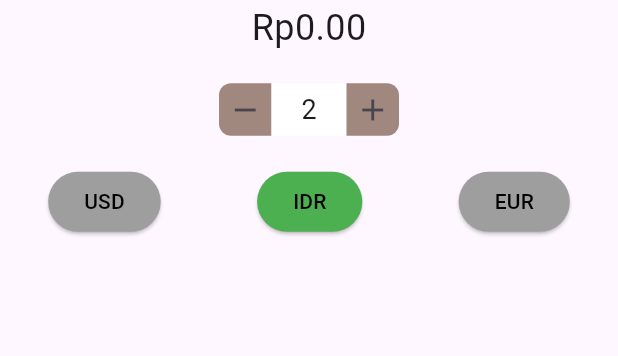
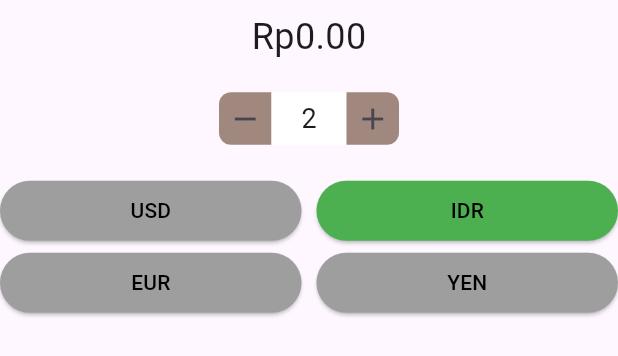
Before and after one commit to alfiyyy/tugas_akhir_tpm, a Flutter app: the PopupContent widget shown alone on an empty page, opened directly with empty values, after a tap on the "add" icon, after a tap on "IDR", on a phone screen of 412 x 824 dp. Shown: the top 356 px of the screen. Run offline on Flutter 3.47's test engine with Material 3 defaults, Android fonts, the phone set to English and light mode, and no system bars; our stand-ins replace hive, hive_flutter, image_picker, shared_preferences; missing offline and left inert: encrypt; accounts and stored records are empty; network calls fail.

```diff
--- a/lib/model/user.dart
+++ b/lib/model/user.dart
@@ -23,7 +23,7 @@ class User extends HiveObject {
   final String password;
 
   @HiveField(5)
-  final List<Coffee> coffees;
+  List<Coffee> coffees;
 
   @HiveField(6)
    String? profilePicPath;
--- a/lib/pages/coffee_detail.dart
+++ b/lib/pages/coffee_detail.dart
@@ -15,7 +15,6 @@ class CoffeeDetailPage extends StatefulWidget {
 
 late SharedPreferences pref;
 double totalPrice = 0;
-
 
 class _CoffeeDetailPageState extends State<CoffeeDetailPage> {
   String? flavorsList() {
@@ -101,7 +100,7 @@ class _CoffeeDetailPageState extends State<CoffeeDetailPage> {
               width: 200,
               child: ElevatedButton(
                   onPressed: () {
-                    _showPopup(context, widget.data,1);
+                    _showPopup(context, widget.data, 1);
                   },
                   child: const Text("Beli")),
             )
@@ -114,9 +113,9 @@ class _CoffeeDetailPageState extends State<CoffeeDetailPage> {
 
 class PopupContent extends StatefulWidget {
   final double price;
-  final Function(int) onCurrencyChange; // Add this callback function
+  final Function(int) onCurrencyChange;
 
-  PopupContent({required this.price, required this.onCurrencyChange}); // Update the constructor
+  PopupContent({required this.price, required this.onCurrencyChange});
 
   @override
   _PopupContentState createState() => _PopupContentState();
@@ -140,6 +139,8 @@ class _PopupContentState extends State<PopupContent> {
         totalPrice = usdToIdr(widget.price) * amount;
       } else if (selectedButtonIndex == 3) {
         totalPrice = usdToEur(widget.price) * amount;
+      } else if (selectedButtonIndex == 4) {
+        totalPrice = usdToYen(widget.price) * amount;
       }
     });
   }
@@ -148,14 +149,14 @@ class _PopupContentState extends State<PopupContent> {
     setState(() {
       selectedButtonIndex = index;
       _updateTotalPrice();
-      widget.onCurrencyChange(index); // Notify the parent of the change
+      widget.onCurrencyChange(index);
     });
   }
 
   @override
   Widget build(BuildContext context) {
     return Container(
-      height: 160,
+      height: 220,
       child: Column(
         mainAxisAlignment: MainAxisAlignment.center,
         children: [
@@ -176,6 +177,11 @@ class _PopupContentState extends State<PopupContent> {
               if (selectedButtonIndex == 3)
                 Text(
                   "€${totalPrice.toStringAsFixed(2)}",
+                  style: const TextStyle(fontSize: 24),
+                ),
+              if (selectedButtonIndex == 4)
+                Text(
+                  "¥${totalPrice.toStringAsFixed(2)}",
                   style: const TextStyle(fontSize: 24),
                 ),
             ],
@@ -242,44 +248,87 @@ class _PopupContentState extends State<PopupContent> {
             ],
           ),
           const SizedBox(height: 20),
-          Row(
-            mainAxisAlignment: MainAxisAlignment.spaceAround,
+          Table(
+            columnWidths: const <int, TableColumnWidth>{
+              0: FlexColumnWidth(),
+              1: FlexColumnWidth(),
+            },
             children: [
-              ElevatedButton(
+              TableRow(
+                children: [
+                  Padding(
+                    padding: const EdgeInsets.fromLTRB(0, 0, 5, 0),
+                    child: ElevatedButton(
                       onPressed: () {
                         _onCurrencyChange(1);
                       },
                       style: selectedButtonIndex == 1
-                    ? ElevatedButton.styleFrom(backgroundColor: Colors.green)
-                    : ElevatedButton.styleFrom(backgroundColor: Colors.grey),
+                          ? ElevatedButton.styleFrom(
+                              backgroundColor: Colors.green)
+                          : ElevatedButton.styleFrom(
+                              backgroundColor: Colors.grey),
                       child: const Text(
                         'USD',
                         style: TextStyle(color: Colors.black),
                       ),
                     ),
-              ElevatedButton(
+                  ),
+                  Padding(
+                    padding: const EdgeInsets.fromLTRB(5, 0, 0, 0),
+                    child: ElevatedButton(
                       onPressed: () {
                         _onCurrencyChange(2);
                       },
                       style: selectedButtonIndex == 2
-                    ? ElevatedButton.styleFrom(backgroundColor: Colors.green)
-                    : ElevatedButton.styleFrom(backgroundColor: Colors.grey),
+                          ? ElevatedButton.styleFrom(
+                              backgroundColor: Colors.green)
+                          : ElevatedButton.styleFrom(
+                              backgroundColor: Colors.grey),
                       child: const Text(
                         'IDR',
                         style: TextStyle(color: Colors.black),
                       ),
                     ),
-              ElevatedButton(
+                  ),
+                ],
+              ),
+              TableRow(
+                children: [
+                  Padding(
+                    padding: const EdgeInsets.fromLTRB(0, 0, 5, 0),
+                    child: ElevatedButton(
                       onPressed: () {
                         _onCurrencyChange(3);
                       },
                       style: selectedButtonIndex == 3
-                    ? ElevatedButton.styleFrom(backgroundColor: Colors.green)
-                    : ElevatedButton.styleFrom(backgroundColor: Colors.grey),
+                          ? ElevatedButton.styleFrom(
+                              backgroundColor: Colors.green)
+                          : ElevatedButton.styleFrom(
+                              backgroundColor: Colors.grey),
                       child: const Text(
                         'EUR',
                         style: TextStyle(color: Colors.black),
                       ),
+                    ),
+                  ),
+                  Padding(
+                    padding: const EdgeInsets.fromLTRB(5, 0, 0, 0),
+                    child: ElevatedButton(
+                      onPressed: () {
+                        _onCurrencyChange(4);
+                      },
+                      style: selectedButtonIndex == 4
+                          ? ElevatedButton.styleFrom(
+                              backgroundColor: Colors.green)
+                          : ElevatedButton.styleFrom(
+                              backgroundColor: Colors.grey),
+                      child: const Text(
+                        'YEN',
+                        style: TextStyle(color: Colors.black),
+                      ),
+                    ),
+                  ),
+                ],
               ),
             ],
           ),
@@ -288,7 +337,6 @@ class _PopupContentState extends State<PopupContent> {
     );
   }
 }
-
 
 void _showPopup(BuildContext context, Coffee coffee, int selectedButtonIndex) {
   showDialog(
@@ -306,6 +354,12 @@ void _showPopup(BuildContext context, Coffee coffee, int selectedButtonIndex) {
           ElevatedButton(
             onPressed: () {
               addToBuyHistory(coffee.name!, totalPrice, selectedButtonIndex);
+              ScaffoldMessenger.of(context).showSnackBar(const SnackBar(
+                content: Text("Coffe has been buyed"),
+                backgroundColor: Colors.green,
+                duration: Duration(seconds: 2),
+              ));
+
               Navigator.of(context).pop(); // Close the dialog
             },
             child: const Center(child: Text('Buy')),
@@ -316,6 +370,11 @@ void _showPopup(BuildContext context, Coffee coffee, int selectedButtonIndex) {
   );
 }
 
+double usdToYen(double usd) {
+  double yen;
+  yen = usd * 156.88;
+  return yen;
+}
 
 double usdToIdr(double usd) {
   double idr;
@@ -329,31 +388,32 @@ double usdToEur(double usd) {
   return eur;
 }
 
-double idrToUsd(double idr) {
-  double usd;
-  usd = idr * 0.000062;
-  return usd;
-}
+// double idrToUsd(double idr) {
+//   double usd;
+//   usd = idr * 0.000062;
+//   return usd;
+// }
 
-double idrToEur(double idr) {
-  double eur;
-  eur = idr * 0.000057;
-  return eur;
-}
+// double idrToEur(double idr) {
+//   double eur;
+//   eur = idr * 0.000057;
+//   return eur;
+// }
 
-double eurToUsd(double eur) {
-  double usd;
-  usd = eur * 1.08;
-  return usd;
-}
+// double eurToUsd(double eur) {
+//   double usd;
+//   usd = eur * 1.08;
+//   return usd;
+// }
 
-double eurToIdr(double eur) {
-  double idr;
-  idr = eur * 17406.42;
-  return idr;
-}
+// double eurToIdr(double eur) {
+//   double idr;
+//   idr = eur * 17406.42;
+//   return idr;
+// }
 
-void addToBuyHistory(String coffeeName, double coffeePrice, int selectedCurrency) async {
+void addToBuyHistory(
+    String coffeeName, double coffeePrice, int selectedCurrency) async {
   // Obtain shared preferences instance
   pref = await SharedPreferences.getInstance();
 
@@ -366,8 +426,10 @@ void addToBuyHistory(String coffeeName, double coffeePrice, int selectedCurrency
     currency = "USD";
   } else if (selectedCurrency == 2) {
     currency = "IDR";
+  } else if (selectedCurrency == 3) {
+    currency = "EUR";
   } else {
-    currency = "EUR";
+    currency = "YEN";
   }
 
   // Get the current user's index from shared preferences
```
Also changed, not shown: lib/pages/order_history.dart (+28 -6 lines), lib/pages/profile.dart (+7 -7 lines), lib/pages/signup.dart (+0 -11 lines). Lines whose indentation alone changed are shown as unchanged.
